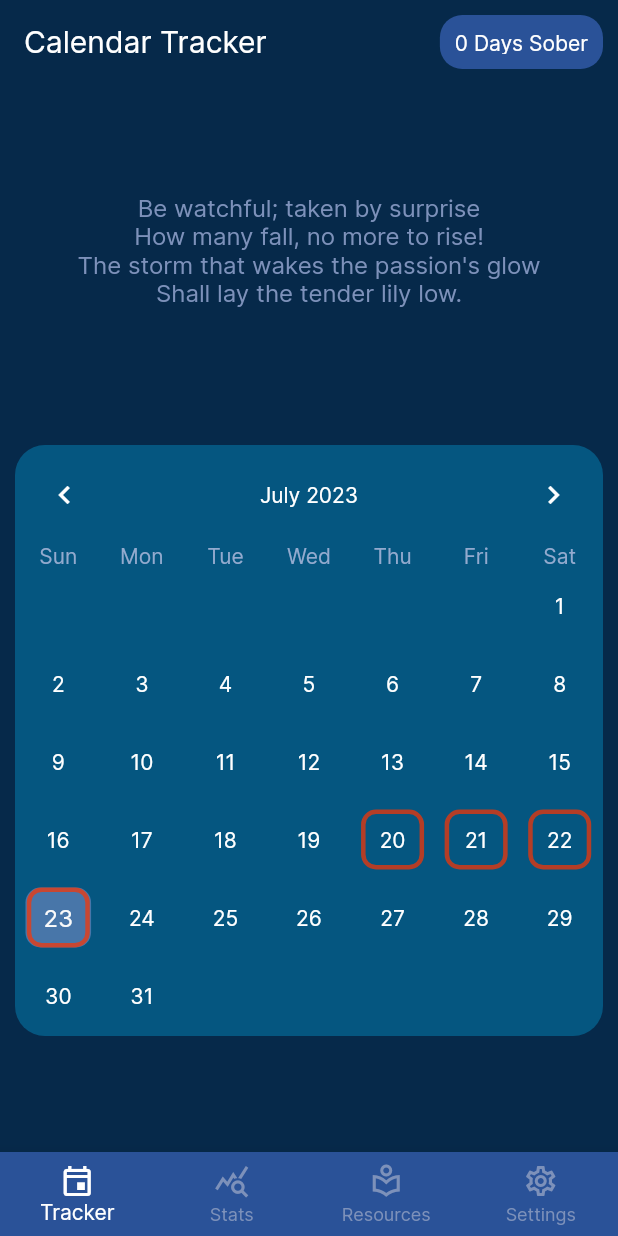
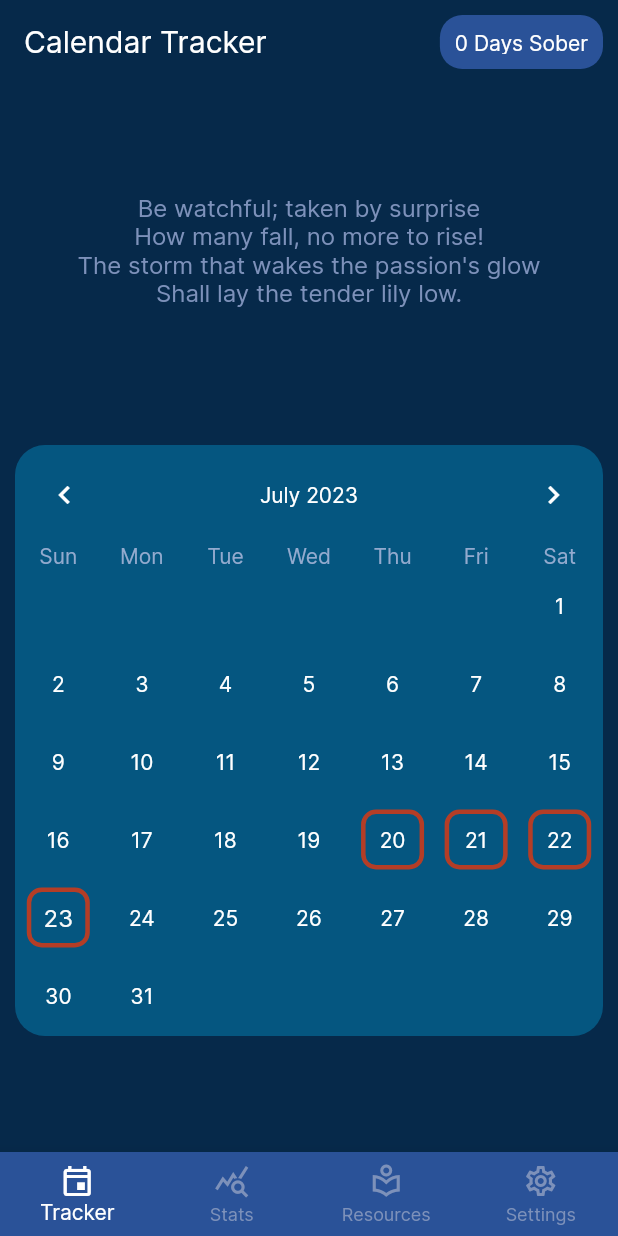
Before and after one commit to matt0681/Addiction-Recovery-App, a Flutter app: the screen it shows after launch, on a phone screen of 412 x 824 dp. Run offline on Flutter 3.47's test engine with Material 2 defaults, Android fonts, the phone set to English and light mode, and no system bars; drawn by our look-alikes of table_calendar; our stand-ins replace flutter_native_splash; statements that could not run were skipped.

Commit message:
Lots of updates coming!

```diff
--- a/lib/screen_utils/tracker_utils.dart
+++ b/lib/screen_utils/tracker_utils.dart
@@ -33,7 +33,7 @@ class TrackerEvent {
         return Color(0xFFff3300);
         break;
       case STATUS_NEUTRAL:
-        return Colors.grey;
+        return Color(0xFF808080);
         break;
       default:
         print('ERROR in Tracker Utils, cannot determine tracker event color.');
--- a/lib/screens/tracker_page.dart
+++ b/lib/screens/tracker_page.dart
@@ -144,13 +144,23 @@ class _TrackerPageState extends State<TrackerPage> {
     print(tracker_events_list.toString());
   }
 
+  void _deleteEventOnDay(DateTime day) {
+    tracker_events_list.remove(day);
+  }
+
+  int _countSobriety() {
+    int out = 0;
+    bool eventExists? = true;
+
+
+    return out;
+  }
+
   // When you select a day a popup card will appear asking to select that day's
   // status. You can select Success, neutral, or failure. The app will then create
   // an event for that day and display the corresponding status color.
   void _onDaySelected(DateTime selectedDay, DateTime focusedDay) {
 
-    GestureDetector(
-      onTap: () {
     print("I was tapped!");
     showDialog<String>(
       context: context,
@@ -190,6 +200,7 @@ class _TrackerPageState extends State<TrackerPage> {
                   ),
                   TextButton(
                     onPressed: () {
+                      _deleteEventOnDay(selectedDay);
                       Navigator.pop(context);
                     },
                     child: Text('Neutral', style: TextStyle(color: Colors.grey)),
@@ -208,10 +219,6 @@ class _TrackerPageState extends State<TrackerPage> {
         ),
       ),
     );
-      },
-    );
-
-
 
     if (!isSameDay(_selectedDay, selectedDay)) {
       setState(() {
@@ -288,7 +295,7 @@ class _TrackerPageState extends State<TrackerPage> {
             ),
             child: Center(
               child: Text(
-                '0 Days Sober',
+                '${_countSobriety()} Days Sober',
                 style: TextStyle(color: Colors.white),
               ),
             ),
@@ -381,7 +388,7 @@ class _TrackerPageState extends State<TrackerPage> {
                   // ),
 
                   selectedDecoration: ShapeDecoration(
-                    color: Color(0xBB6182b8),
+                    color: Color(0x006182b8), // 0xBB6182b8
                     shape: RoundedRectangleBorder(
                         borderRadius: BorderRadius.all(Radius.circular(10.0))
                     ),
```
Lines whose indentation alone changed are shown as unchanged.
